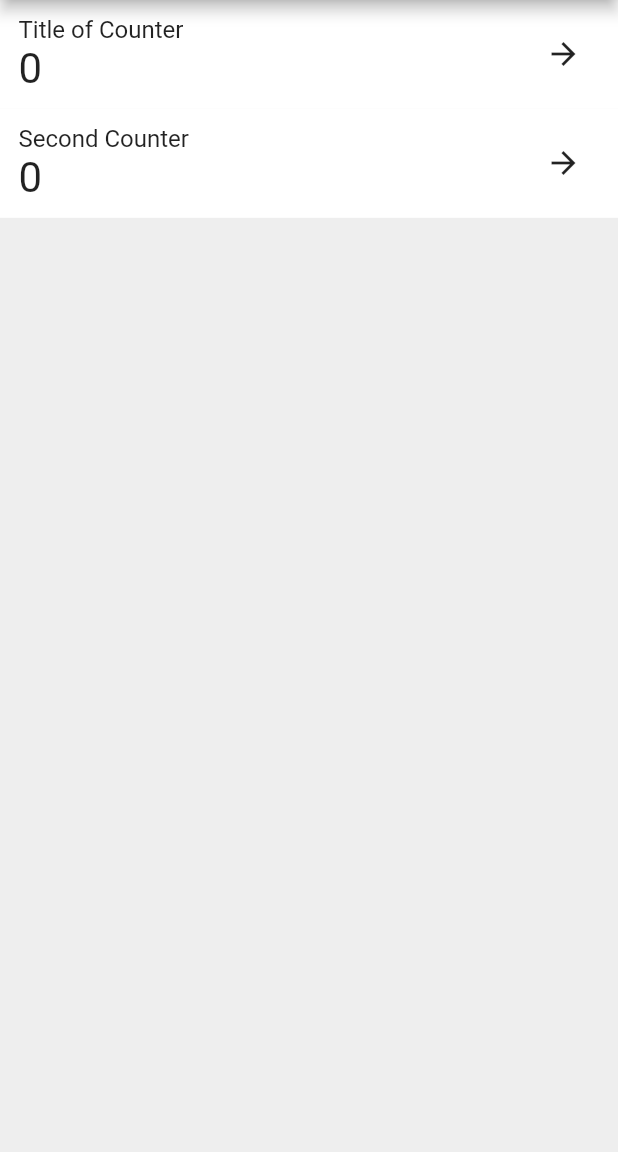
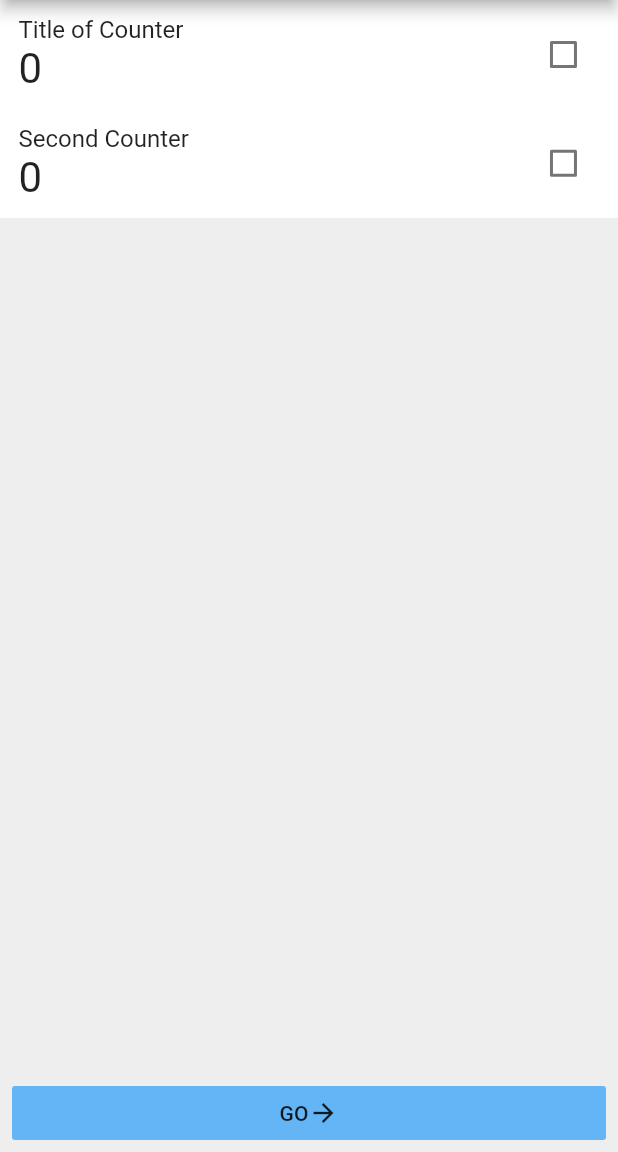
Before and after one commit to binkiebinkie/mrCounterFlutter, a Flutter app: the screen it shows after launch, on a phone screen of 412 x 824 dp, the part 84-1236 px from its top. Run offline on Flutter 3.47's test engine with Material 2 defaults, Android fonts, the phone set to English and light mode, and no system bars; missing offline and left inert: hardware_buttons.

Commit message:
add home go button, making checkboxes

```diff
--- a/lib/counterClass.dart
+++ /dev/null
@@ -1,13 +0,0 @@
-// data object for counter
-class CounterClass {
-  int count;
-  String title;
-
-  // constructor
-  // with curly brackets we need to name them
-  // without you have to make sure is in order
-  CounterClass({this.count, this.title});
-}
-
-// to make a new counter do the following:
-// Counter(count:0, title:'Counter')
--- /dev/null
+++ b/lib/counter_class.dart
@@ -0,0 +1,15 @@
+// data object for counter
+class CounterClass {
+  int id; // unique id
+  int count; // what's this counters value?
+  String title; // title of counter
+  bool selected; // whether or not counter should be shown
+
+  // constructor
+  // with curly brackets we need to name them
+  // without you have to make sure is in order
+  CounterClass({this.count, this.title, this.id,this.selected});
+}
+
+// to make a new counter do the following:
+// Counter(count:0, title:'Counter')
--- /dev/null
+++ b/lib/home_counter_cont.dart
@@ -0,0 +1,44 @@
+import 'package:flutter/material.dart';
+import 'package:hardware_buttons/hardware_buttons.dart';
+import 'counter_class.dart';
+import 'constants.dart';
+
+class HomeCounterCont extends StatelessWidget {
+  final CounterClass counter;
+  HomeCounterCont({this.counter});
+
+  @override
+  Widget build(BuildContext context) {
+    deviceWidth = MediaQuery.of(context).size.width;
+    deviceHeight = MediaQuery.of(context).size.height;
+    return Container(
+      color: Colors.white,
+      child: Padding(
+        padding: EdgeInsets.fromLTRB(deviceWidth * 0.03, deviceHeight * 0.0125,
+            deviceWidth * 0.03, deviceHeight * 0.0125),
+        child: Row(
+            mainAxisAlignment: MainAxisAlignment.spaceBetween,
+            children: <Widget>[
+              Column(
+                crossAxisAlignment: CrossAxisAlignment.start,
+                children: [
+                  Text(
+                    counter.title,
+                    style: TextStyle(fontSize: 16),
+                  ),
+                  Text(
+                    '${counter.count}',
+                    style: TextStyle(fontSize: 28),
+                  ),
+                ],
+              ),
+              Checkbox(
+                value: counter.selected,
+                onChanged: (checked){print('checked');},
+              )
+
+            ]),
+      ),
+    );
+  }
+}
--- a/lib/main.dart
+++ b/lib/main.dart
@@ -1,16 +1,23 @@
 import 'package:flutter/material.dart';
 import 'package:hardware_buttons/hardware_buttons.dart';
-import 'counterClass.dart';
-import 'constants.dart';
+import 'counter_class.dart';
+import 'home_counter_cont.dart';
 
-// Create layout of page
-// have counter increment
-// have counter homepage
+// - Create layout of page
+// - have counter increment
+// - have counter homepage
+// Check counters to select them
+// press GO to switch to checkbox screen w multiple checkboxes
+// hook up counters to actual counter state
+
 // create and remove counters
 // hook up to firebase
 // have user, counters
 // create/delete/modify counter
 // local storage?
+
+// stretch goals:
+// hook up to firebase w accounts?
 
 void main() {
   runApp(MrCounter());
@@ -51,48 +58,29 @@ class Home extends StatefulWidget {
 //getWidth() => MediaQuery.of(context).size.width;
 
 class _HomeState extends State<Home> {
-  // CounterClass from counterClass.dart
+  // CounterClass from counter_class.dart
   List<CounterClass> counters = [
-    CounterClass(count: 0, title: "Title of Counter"),
-    CounterClass(count: 0, title: "Second Counter"),
+    CounterClass(
+      count: 0,
+      title: "Title of Counter",
+      id: 0,
+      selected: false,
+    ),
+    CounterClass(
+      count: 0,
+      title: "Second Counter",
+      id: 1,
+      selected: false,
+    ),
   ];
 
-  Widget homeCounter(counter) {
-    deviceWidth = MediaQuery.of(context).size.width;
-    deviceHeight = MediaQuery.of(context).size.height;
-    return Container(
-      color: Colors.white,
-      child: Padding(
-        padding: EdgeInsets.fromLTRB(deviceWidth * 0.03, deviceHeight * 0.0125,
-            deviceWidth * 0.03, deviceHeight * 0.0125),
-        child: Row(
-            mainAxisAlignment: MainAxisAlignment.spaceBetween,
-            children: <Widget>[
-              Column(
-                crossAxisAlignment: CrossAxisAlignment.start,
-                children: [
-                  Text(
-                    counter.title,
-                    style: TextStyle(fontSize: 16),
-                  ),
-                  Text(
-                    '${counter.count}',
-                    style: TextStyle(fontSize: 28),
-                  ),
-                ],
-              ),
-              IconButton(
-                  icon: const Icon(Icons.arrow_forward),
-                  onPressed: () {
-                    print('homescreen');
-                  }),
-            ]),
-      ),
-    );
-  }
+//  updateSelected() { setState(() {}) }
+
 
   @override
   Widget build(BuildContext context) {
+    print(counters);
+
     return SafeArea(
         child: Scaffold(
             appBar: AppBar(title: Text("Mr. Counter"), actions: <Widget>[
@@ -103,17 +91,50 @@ class _HomeState extends State<Home> {
                   })
             ]),
             body: Container(
-              color:Colors.grey[200],
-              child: Column(
-                children:
-                    counters.map((counter) => homeCounter(counter)).toList(),
-              ),
+              padding: EdgeInsets.all(0),
+              margin: EdgeInsets.all(0),
+              color: Colors.grey[200],
+              child: Column(children: <Widget>[
+                Expanded(
+                  child: Column(
+                    mainAxisAlignment: MainAxisAlignment.start,
+                    children: counters
+                        .map((counter) => HomeCounterCont(counter: counter))
+                        .toList(),
+                  ),
+                ),
+                Padding(
+                  padding: const EdgeInsets.all(8.0),
+                  child: Row(
+                    mainAxisAlignment: MainAxisAlignment.center,
+                    children: <Widget>[
+                      Expanded(
+                        child: FlatButton(
+                            onPressed: () {},
+                            color: Colors.blue[300],
+                            materialTapTargetSize: MaterialTapTargetSize
+                                .shrinkWrap, // removes default container padding at bottom...?!
+                            child: Row(
+                              mainAxisAlignment: MainAxisAlignment.center,
+                              children: <Widget>[
+                                Text(
+                                  "Go".toUpperCase(),
+                                  textAlign: TextAlign.center,
+                                ),
+                                Icon(Icons.arrow_forward, size: 20)
+                              ],
+                            )),
+                      ),
+                    ],
+                  ),
+                )
+              ]),
             )));
   }
 }
 
 class Counter extends StatefulWidget {
-  Counter({Key key, this.title}) : super(key: key);
+  Counter({Key key, this.title, this.count}) : super(key: key);
 
   // This widget is the home page of your application. It is stateful, meaning
   // that it has a State object (defined below) that contains fields that affect
@@ -125,6 +146,7 @@ class Counter extends StatefulWidget {
   // always marked "final".
 
   final String title;
+  final int count;
 
   @override
   _CounterState createState() => _CounterState();
```
